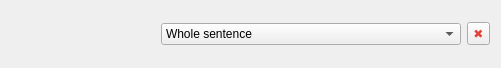
Old version of the form designer/config_sentence_preset.ui in the repository ll-in-anki/find-missing-words.
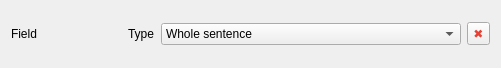
New version of the form.

The edit to the form file:
```diff
--- a/designer/config_sentence_preset.ui
+++ b/designer/config_sentence_preset.ui
@@ -14,6 +14,13 @@
    <string>Form</string>
   </property>
   <layout class="QHBoxLayout" name="horizontalLayout">
+   <item>
+    <widget class="QLabel" name="label_2">
+     <property name="text">
+      <string>Field</string>
+     </property>
+    </widget>
+   </item>
    <item>
     <spacer name="horizontalSpacer">
      <property name="orientation">
@@ -27,6 +34,13 @@
      </property>
     </spacer>
    </item>
+   <item>
+    <widget class="QLabel" name="label">
+     <property name="text">
+      <string>Type</string>
+     </property>
+    </widget>
+   </item>
    <item>
     <widget class="QComboBox" name="sentence_type_combo_box">
      <item>
```
